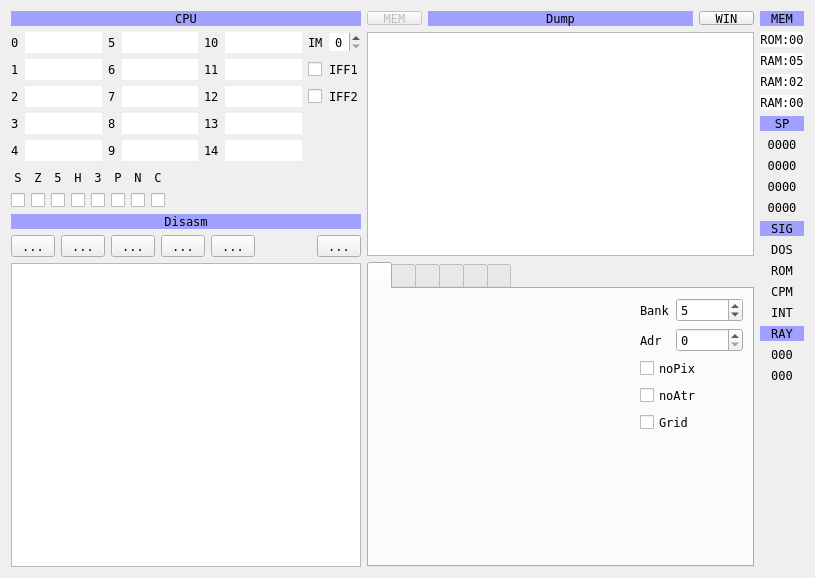
Before: the Qt Designer form ui/debuger.ui in samstyle/Xpeccy, drawn with Qt 5.
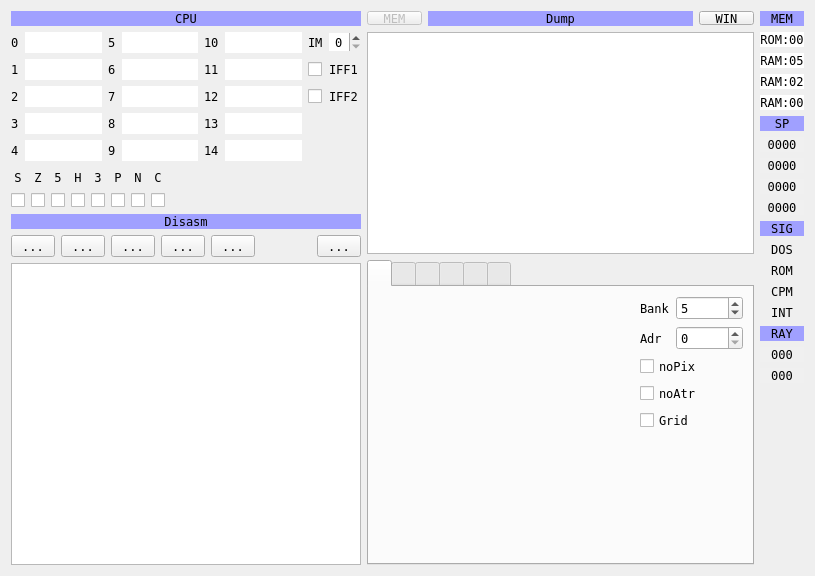
After: the same form once the commit is applied. Icons and pictures are not drawn. Custom widgets are drawn as their Qt base class.

What changed in the file:
```diff
--- a/ui/debuger.ui
+++ b/ui/debuger.ui
@@ -10,7 +10,7 @@
     <x>0</x>
     <y>0</y>
     <width>813</width>
-    <height>578</height>
+    <height>576</height>
    </rect>
   </property>
   <property name="font">
```
Left out of the diff: 9 changed lines with no effect on the pictures.
